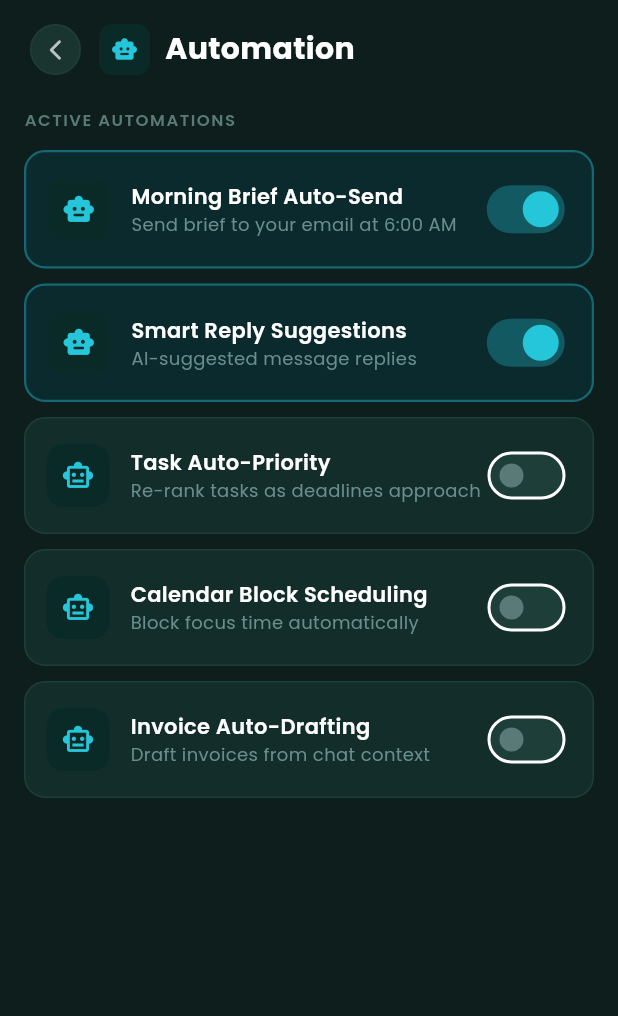
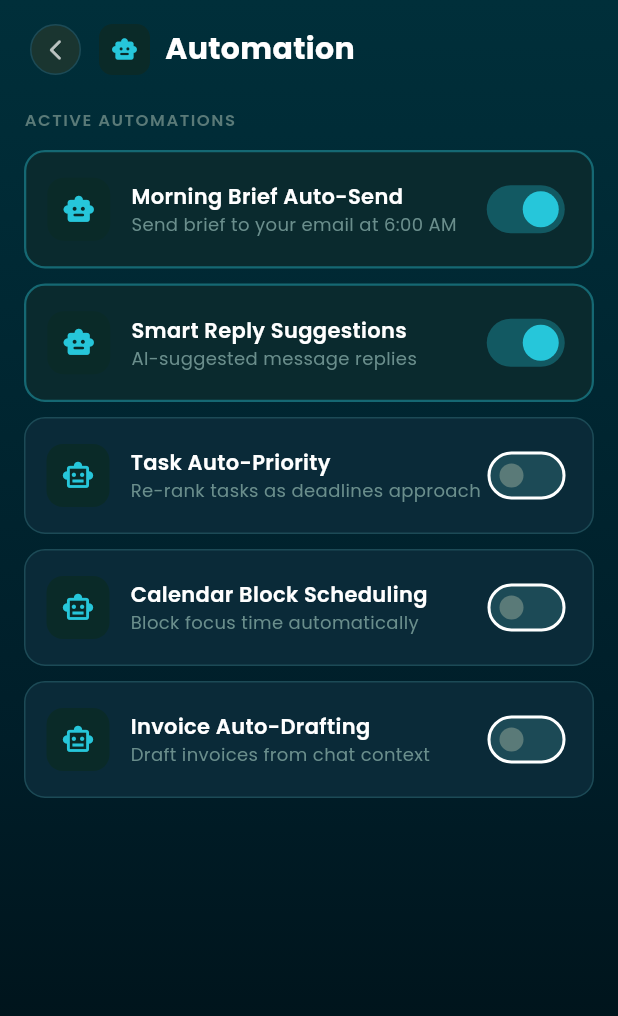
Before and after one commit to engteam-lang/wyle-cos-mobile, a Flutter app: the AutomationScreen screen opened by its route, on a phone screen of 412 x 824 dp. Shown: the top 1016 px of the screen. Run offline on Flutter 3.47's test engine with Material 3 defaults, Android fonts, the phone set to English and light mode, and no system bars; our stand-ins replace dio, file_picker, flutter_dotenv, flutter_riverpod, flutter_tts, go_router and 5 more; accounts and stored records are empty.

Commit message:
feat: unify background gradient across buddy + all profile screens
Matches the login screen gradient exactly:
  #002F3A → #001E29 (60%) → #000D12 (top-to-bottom)

Changes:
- buddy_screen: _bgTop/Bot constants updated + 3-stop gradient added
- connect_screen: kProfileBg=#000D12 (scaffold), kProfileCard/Border
  updated to blue-teal palette; kProfileGradient BoxDecoration added
- All 9 profile sub-screens: body Container switched from flat
  color to kProfileGradient decoration (width/height: infinity)
- Scaffold backgroundColor set to darkest stop (#000D12) to ensure
  status-bar area matches

Co-Authored-By: Claude Sonnet 4.6 <noreply@anthropic.com>

```diff
--- a/lib/screens/connect/automation_screen.dart
+++ b/lib/screens/connect/automation_screen.dart
@@ -1,7 +1,7 @@
 import 'package:flutter/material.dart';
 import 'package:flutter_riverpod/flutter_riverpod.dart';
 import 'package:google_fonts/google_fonts.dart';
-import 'connect_screen.dart' show kProfileBg, kProfileCard, kProfileBorder;
+import 'connect_screen.dart' show kProfileBg, kProfileCard, kProfileBorder, kProfileGradient;
 
 class AutomationScreen extends ConsumerStatefulWidget {
   const AutomationScreen({super.key});
@@ -49,7 +49,9 @@ class _AutomationScreenState extends ConsumerState<AutomationScreen>
     return Scaffold(
       backgroundColor: kProfileBg,
       body: Container(
-        color: kProfileBg,
+        width: double.infinity,
+        height: double.infinity,
+        decoration: kProfileGradient,
         child: SafeArea(
           child: FadeTransition(
             opacity: _fade,
--- a/lib/screens/connect/buddy_settings_screen.dart
+++ b/lib/screens/connect/buddy_settings_screen.dart
@@ -1,7 +1,7 @@
 import 'package:flutter/material.dart';
 import 'package:flutter_riverpod/flutter_riverpod.dart';
 import 'package:google_fonts/google_fonts.dart';
-import 'connect_screen.dart' show kProfileBg, kProfileCard, kProfileBorder;
+import 'connect_screen.dart' show kProfileBg, kProfileCard, kProfileBorder, kProfileGradient;
 
 // ─────────────────────────────────────────────────────────────────────────────
 // Buddy Settings screen — avatar selection + preferences
@@ -40,7 +40,9 @@ class _BuddySettingsScreenState extends ConsumerState<BuddySettingsScreen>
     return Scaffold(
       backgroundColor: kProfileBg,
       body: Container(
-        color: kProfileBg,
+        width: double.infinity,
+        height: double.infinity,
+        decoration: kProfileGradient,
         child: SafeArea(
           child: FadeTransition(
             opacity: _fade,
--- a/lib/screens/connect/calendar_email_screen.dart
+++ b/lib/screens/connect/calendar_email_screen.dart
@@ -1,7 +1,7 @@
 import 'dart:math' as math;
 
 import 'package:flutter/material.dart';
-import 'connect_screen.dart' show kProfileBg, kProfileCard, kProfileBorder;
+import 'connect_screen.dart' show kProfileBg, kProfileCard, kProfileBorder, kProfileGradient;
 import 'package:flutter_riverpod/flutter_riverpod.dart';
 import 'package:google_fonts/google_fonts.dart';
 
@@ -54,7 +54,9 @@ class _CalendarEmailScreenState extends ConsumerState<CalendarEmailScreen>
     return Scaffold(
       backgroundColor: kProfileBg,
       body: Container(
-        color: kProfileBg,
+        width: double.infinity,
+        height: double.infinity,
+        decoration: kProfileGradient,
         child: SafeArea(
         child: FadeTransition(
           opacity: _fadeAnim,
--- a/lib/screens/connect/commercial_apps_screen.dart
+++ b/lib/screens/connect/commercial_apps_screen.dart
@@ -1,7 +1,7 @@
 import 'package:flutter/material.dart';
 import 'package:flutter_riverpod/flutter_riverpod.dart';
 import 'package:google_fonts/google_fonts.dart';
-import 'connect_screen.dart' show kProfileBg, kProfileCard, kProfileBorder;
+import 'connect_screen.dart' show kProfileBg, kProfileCard, kProfileBorder, kProfileGradient;
 
 class CommercialAppsScreen extends ConsumerStatefulWidget {
   const CommercialAppsScreen({super.key});
@@ -49,7 +49,9 @@ class _CommercialAppsScreenState extends ConsumerState<CommercialAppsScreen>
     return Scaffold(
       backgroundColor: kProfileBg,
       body: Container(
-        color: kProfileBg,
+        width: double.infinity,
+        height: double.infinity,
+        decoration: kProfileGradient,
         child: SafeArea(
           child: FadeTransition(
             opacity: _fade,
--- a/lib/screens/connect/connect_screen.dart
+++ b/lib/screens/connect/connect_screen.dart
@@ -6,11 +6,25 @@ import '../../navigation/app_router.dart';
 import '../../providers/app_state.dart';
 
 // ─────────────────────────────────────────────────────────────────────────────
-// Shared background used by every profile sub-screen
+// Shared palette used by every profile sub-screen
+// Gradient matches the login screen exactly.
 // ─────────────────────────────────────────────────────────────────────────────
-const kProfileBg    = Color(0xFF0D1E1C);   // flat dark-teal — no gradient
-const kProfileCard  = Color(0xFF132E2A);
-const kProfileBorder= Color(0xFF1E3E3A);
+const kProfileBg     = Color(0xFF000D12);   // darkest stop — Scaffold bg
+const kProfileCard   = Color(0xFF0A2A38);   // card bg
+const kProfileBorder = Color(0xFF1C4A56);   // card border
+
+const kProfileGradient = BoxDecoration(
+  gradient: LinearGradient(
+    begin: Alignment.topCenter,
+    end: Alignment.bottomCenter,
+    colors: [
+      Color(0xFF002F3A),
+      Color(0xFF001E29),
+      Color(0xFF000D12),
+    ],
+    stops: [0.0, 0.6, 1.0],
+  ),
+);
 
 // ─────────────────────────────────────────────────────────────────────────────
 // Profile Screen — connections hub
@@ -58,10 +72,11 @@ class _ConnectScreenState extends ConsumerState<ConnectScreen>
     const role  = 'Founder & CEO';
 
     return Scaffold(
-      // Solid explicit colour — eliminates bleed-through from outer scaffold
       backgroundColor: kProfileBg,
       body: Container(
-        color: kProfileBg,
+        width: double.infinity,
+        height: double.infinity,
+        decoration: kProfileGradient,
         child: SafeArea(
           child: FadeTransition(
             opacity: _fadeAnim,
--- a/lib/screens/connect/devices_health_screen.dart
+++ b/lib/screens/connect/devices_health_screen.dart
@@ -1,7 +1,7 @@
 import 'package:flutter/material.dart';
 import 'package:flutter_riverpod/flutter_riverpod.dart';
 import 'package:google_fonts/google_fonts.dart';
-import 'connect_screen.dart' show kProfileBg, kProfileCard, kProfileBorder;
+import 'connect_screen.dart' show kProfileBg, kProfileCard, kProfileBorder, kProfileGradient;
 
 // ─────────────────────────────────────────────────────────────────────────────
 // Devices & Health connection screen
@@ -45,7 +45,9 @@ class _DevicesHealthScreenState extends ConsumerState<DevicesHealthScreen>
     return Scaffold(
       backgroundColor: kProfileBg,
       body: Container(
-        color: kProfileBg,
+        width: double.infinity,
+        height: double.infinity,
+        decoration: kProfileGradient,
         child: SafeArea(
           child: FadeTransition(
             opacity: _fade,
--- a/lib/screens/connect/government_screen.dart
+++ b/lib/screens/connect/government_screen.dart
@@ -1,7 +1,7 @@
 import 'package:flutter/material.dart';
 import 'package:flutter_riverpod/flutter_riverpod.dart';
 import 'package:google_fonts/google_fonts.dart';
-import 'connect_screen.dart' show kProfileBg, kProfileCard, kProfileBorder;
+import 'connect_screen.dart' show kProfileBg, kProfileCard, kProfileBorder, kProfileGradient;
 
 class GovernmentScreen extends ConsumerStatefulWidget {
   const GovernmentScreen({super.key});
@@ -47,7 +47,9 @@ class _GovernmentScreenState extends ConsumerState<GovernmentScreen>
     return Scaffold(
       backgroundColor: kProfileBg,
       body: Container(
-        color: kProfileBg,
+        width: double.infinity,
+        height: double.infinity,
+        decoration: kProfileGradient,
         child: SafeArea(
           child: FadeTransition(
             opacity: _fade,
--- a/lib/screens/connect/payments_screen.dart
+++ b/lib/screens/connect/payments_screen.dart
@@ -1,7 +1,7 @@
 import 'package:flutter/material.dart';
 import 'package:flutter_riverpod/flutter_riverpod.dart';
 import 'package:google_fonts/google_fonts.dart';
-import 'connect_screen.dart' show kProfileBg, kProfileCard, kProfileBorder;
+import 'connect_screen.dart' show kProfileBg, kProfileCard, kProfileBorder, kProfileGradient;
 
 class PaymentsScreen extends ConsumerStatefulWidget {
   const PaymentsScreen({super.key});
@@ -47,7 +47,9 @@ class _PaymentsScreenState extends ConsumerState<PaymentsScreen>
     return Scaffold(
       backgroundColor: kProfileBg,
       body: Container(
-        color: kProfileBg,
+        width: double.infinity,
+        height: double.infinity,
+        decoration: kProfileGradient,
         child: SafeArea(
           child: FadeTransition(
             opacity: _fade,
--- a/lib/screens/connect/social_accounts_screen.dart
+++ b/lib/screens/connect/social_accounts_screen.dart
@@ -1,7 +1,7 @@
 import 'package:flutter/material.dart';
 import 'package:flutter_riverpod/flutter_riverpod.dart';
 import 'package:google_fonts/google_fonts.dart';
-import 'connect_screen.dart' show kProfileBg, kProfileCard, kProfileBorder;
+import 'connect_screen.dart' show kProfileBg, kProfileCard, kProfileBorder, kProfileGradient;
 
 class SocialAccountsScreen extends ConsumerStatefulWidget {
   const SocialAccountsScreen({super.key});
@@ -48,7 +48,9 @@ class _SocialAccountsScreenState extends ConsumerState<SocialAccountsScreen>
     return Scaffold(
       backgroundColor: kProfileBg,
       body: Container(
-        color: kProfileBg,
+        width: double.infinity,
+        height: double.infinity,
+        decoration: kProfileGradient,
         child: SafeArea(
           child: FadeTransition(
             opacity: _fade,
--- a/lib/screens/connect/whatsapp_screen.dart
+++ b/lib/screens/connect/whatsapp_screen.dart
@@ -1,7 +1,7 @@
 import 'package:flutter/material.dart';
 import 'package:flutter_riverpod/flutter_riverpod.dart';
 import 'package:google_fonts/google_fonts.dart';
-import 'connect_screen.dart' show kProfileBg, kProfileCard, kProfileBorder;
+import 'connect_screen.dart' show kProfileBg, kProfileCard, kProfileBorder, kProfileGradient;
 
 class WhatsAppScreen extends ConsumerStatefulWidget {
   const WhatsAppScreen({super.key});
@@ -38,7 +38,9 @@ class _WhatsAppScreenState extends ConsumerState<WhatsAppScreen>
     return Scaffold(
       backgroundColor: kProfileBg,
       body: Container(
-        color: kProfileBg,
+        width: double.infinity,
+        height: double.infinity,
+        decoration: kProfileGradient,
         child: SafeArea(
           child: FadeTransition(
             opacity: _fade,
```
Also changed, not shown: lib/screens/buddy/buddy_screen.dart (+7 -6 lines).
